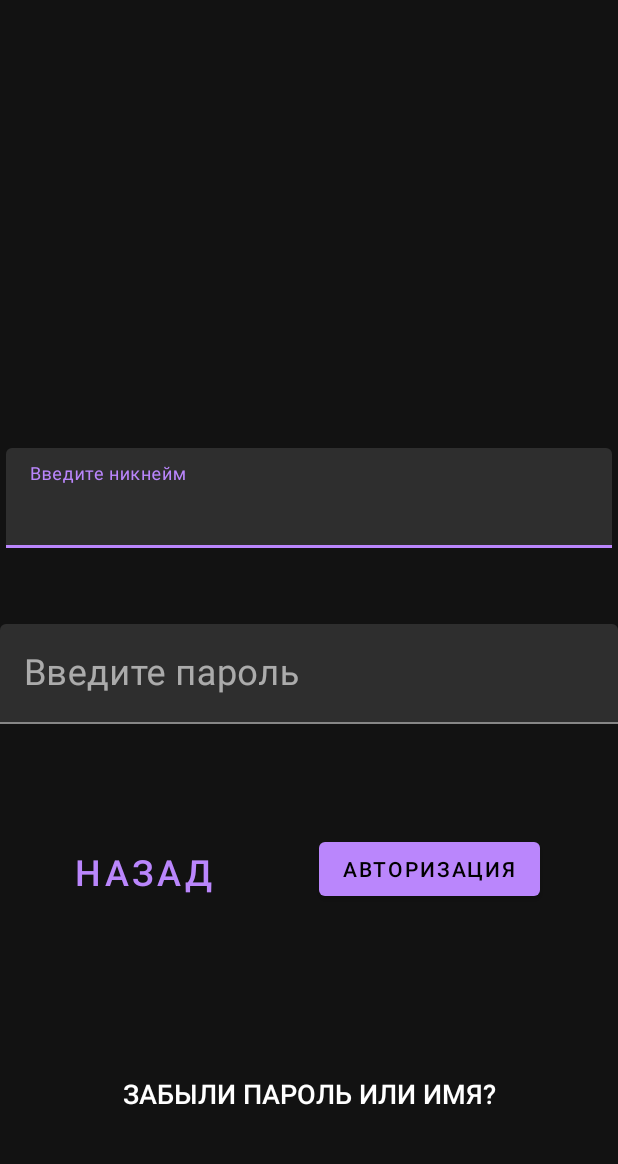
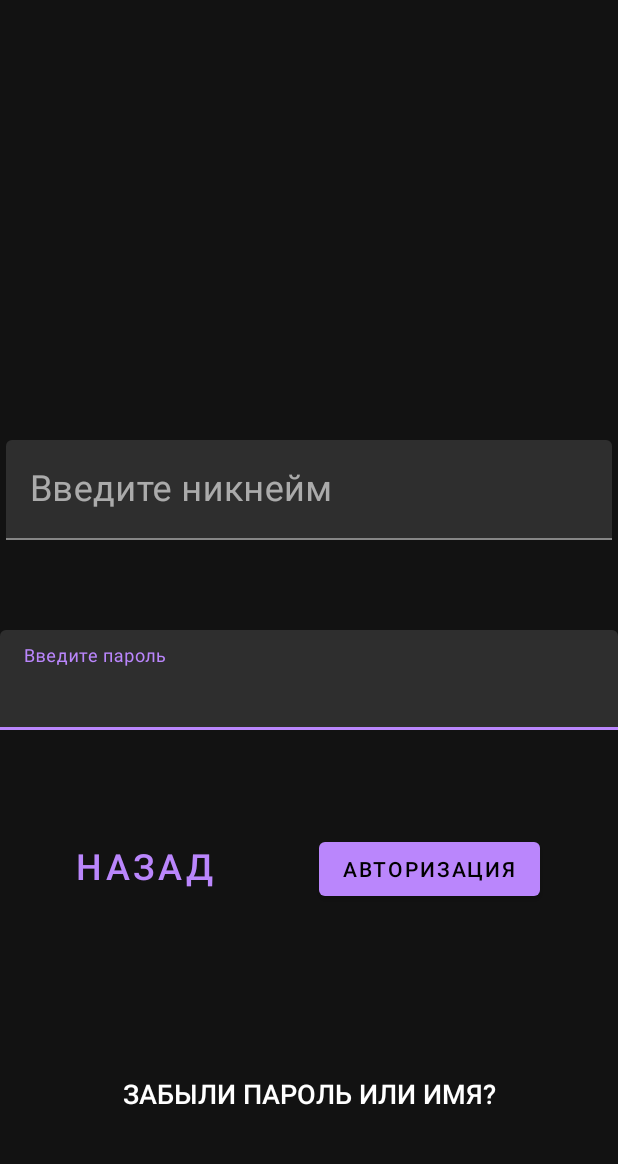
Before and after one commit to andrewvnukov/FinalProject, an Android app: the AutorizationActivity screen opened directly, with no data from a screen before it, on a phone screen of 412 x 824 dp, the part 62-1226 px from its top. Run offline under Robolectric (Android 15) with nearby library versions, the phone set to English and light mode, and no system bars.

Commit message:
Initial commit

```diff
--- a/src/main/res/layout/activity_autorization.xml
+++ b/src/main/res/layout/activity_autorization.xml
@@ -37,18 +37,45 @@
         tools:text="Hello" />
 
     <com.google.android.material.textfield.TextInputLayout
+        android:id="@+id/password"
+        android:layout_width="match_parent"
+        android:layout_height="85dp"
+        android:autofillHints=""
+        android:baselineAligned="false"
+        android:ems="10"
+        android:hint="@string/Password"
+        android:inputType="textPassword"
+        app:errorEnabled="true"
+        app:layout_constraintBottom_toBottomOf="parent"
+        app:layout_constraintEnd_toEndOf="parent"
+        app:layout_constraintHorizontal_bias="0.0"
+        app:layout_constraintStart_toStartOf="parent"
+        app:layout_constraintTop_toTopOf="parent"
+        app:layout_constraintVertical_bias="0.594"
+        tools:ignore="MissingConstraints">
+
+        <com.google.android.material.textfield.TextInputEditText
+            android:id="@+id/password1"
+            android:layout_width="match_parent"
+            android:layout_height="wrap_content"
+            android:inputType="text"
+            android:maxLines="1"
+            android:textSize="24sp" />
+    </com.google.android.material.textfield.TextInputLayout>
+
+    <com.google.android.material.textfield.TextInputLayout
         android:id="@+id/nickName"
         android:layout_width="match_parent"
         android:layout_height="wrap_content"
         android:layout_margin="4dp"
         android:hint="@string/Nickname"
         app:errorEnabled="true"
-        app:layout_constraintBottom_toTopOf="@+id/password"
-        app:layout_constraintEnd_toEndOf="@+id/password"
+        app:layout_constraintBottom_toBottomOf="parent"
+        app:layout_constraintEnd_toEndOf="parent"
         app:layout_constraintHorizontal_bias="0.0"
         app:layout_constraintStart_toStartOf="parent"
         app:layout_constraintTop_toTopOf="parent"
-        app:layout_constraintVertical_bias="0.914"
+        app:layout_constraintVertical_bias="0.408"
         tools:ignore="MissingConstraints">
 
         <com.google.android.material.textfield.TextInputEditText
@@ -70,38 +97,11 @@
         android:textSize="24sp"
         app:layout_constraintBottom_toBottomOf="parent"
         app:layout_constraintEnd_toStartOf="@+id/button"
-        app:layout_constraintHorizontal_bias="0.4"
+        app:layout_constraintHorizontal_bias="0.403"
         app:layout_constraintStart_toStartOf="parent"
         app:layout_constraintTop_toTopOf="parent"
-        app:layout_constraintVertical_bias="0.755"
+        app:layout_constraintVertical_bias="0.749"
         tools:ignore="MissingConstraints" />
-
-    <com.google.android.material.textfield.TextInputLayout
-        android:id="@+id/password"
-        android:layout_width="match_parent"
-        android:layout_height="wrap_content"
-        android:autofillHints=""
-        android:baselineAligned="false"
-        android:ems="10"
-        android:hint="@string/Password"
-        android:inputType="textPassword"
-        android:labelFor="@id/button"
-        app:layout_constraintBottom_toBottomOf="parent"
-        app:layout_constraintEnd_toEndOf="parent"
-        app:layout_constraintHorizontal_bias="0.0"
-        app:layout_constraintStart_toStartOf="parent"
-        app:layout_constraintTop_toTopOf="@+id/textView7"
-        app:layout_constraintVertical_bias="0.572"
-        tools:ignore="MissingConstraints">
-
-        <com.google.android.material.textfield.TextInputEditText
-            android:id="@+id/password1"
-            android:layout_width="match_parent"
-            android:layout_height="wrap_content"
-            android:inputType="text"
-            android:maxLines="1"
-            android:textSize="24sp" />
-    </com.google.android.material.textfield.TextInputLayout>
 
     <Button
         android:id="@+id/button3"
--- a/src/main/res/values/colors.xml
+++ b/src/main/res/values/colors.xml
@@ -1,6 +1,6 @@
 <?xml version="1.0" encoding="utf-8"?>
 <resources>
-    <color name="colorPrimary">#6200EE</color>
+    <color name="colorPrimary">#F5F4F6</color>
     <color name="colorPrimaryDark">#3700B3</color>
     <color name="colorAccent">#03DAC5</color>
 </resources>
--- a/src/main/res/values/strings.xml
+++ b/src/main/res/values/strings.xml
@@ -18,6 +18,7 @@
     <string name="Cancel">Назад</string>
     <string name="WriteText">Напишите текст</string>
     <string name="Forgot">Забыли пароль или имя?</string>
+    <string name="Error">Это поле не может быть пустым</string>
 
 
 </resources>
```
Also changed, not shown: src/main/java/com/example/finalproject/AutorizationActivity.java (+9 -1 lines), src/main/java/com/example/finalproject/RegisterActivity.java (+42 -6 lines), src/main/res/layout/activity_menu.xml (+12 -10 lines).
